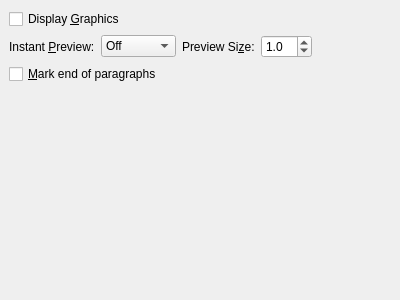
Above: src/frontends/qt4/ui/PrefDisplayUi.ui from cburschka/lyx before the change. Below: the same form after it.
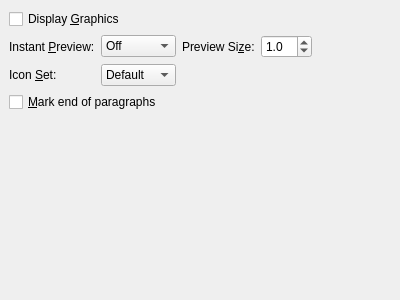
That is the form after the change.

Patch:
```diff
--- a/src/frontends/qt4/ui/PrefDisplayUi.ui
+++ b/src/frontends/qt4/ui/PrefDisplayUi.ui
@@ -108,7 +108,41 @@
      </property>
     </widget>
    </item>
-   <item row="2" column="0" colspan="2" >
+   <item row="2" column="0" >
+    <widget class="QLabel" name="iconSetLA" >
+     <property name="text" >
+      <string>Icon &amp;Set:</string>
+     </property>
+     <property name="buddy" >
+      <cstring>iconSetCO</cstring>
+     </property>
+    </widget>
+   </item>
+   <item row="2" column="1" >
+    <widget class="QComboBox" name="iconSetCO" >
+     <property name="toolTip" >
+      <string>The icon set to use. Warning: size of icons may be wrong
+until you save the preferences, restart LyX and choose
+"Normal-sized icons" from the toolbar menu.</string>
+     </property>
+     <item>
+      <property name="text" >
+       <string>Default</string>
+      </property>
+     </item>
+     <item>
+      <property name="text" >
+       <string>Liber</string>
+      </property>
+     </item>
+     <item>
+      <property name="text" >
+       <string>Oxygen</string>
+      </property>
+     </item>
+    </widget>
+   </item>
+   <item row="3" column="0" colspan="2" >
     <widget class="QCheckBox" name="paragraphMarkerCB" >
      <property name="toolTip" >
       <string>Mark end of paragraphs on screen with a pilcrow character.</string>
@@ -118,7 +152,7 @@
      </property>
     </widget>
    </item>
-   <item row="3" column="0" >
+   <item row="4" column="0" >
     <spacer>
      <property name="orientation" >
       <enum>Qt::Vertical</enum>
```
